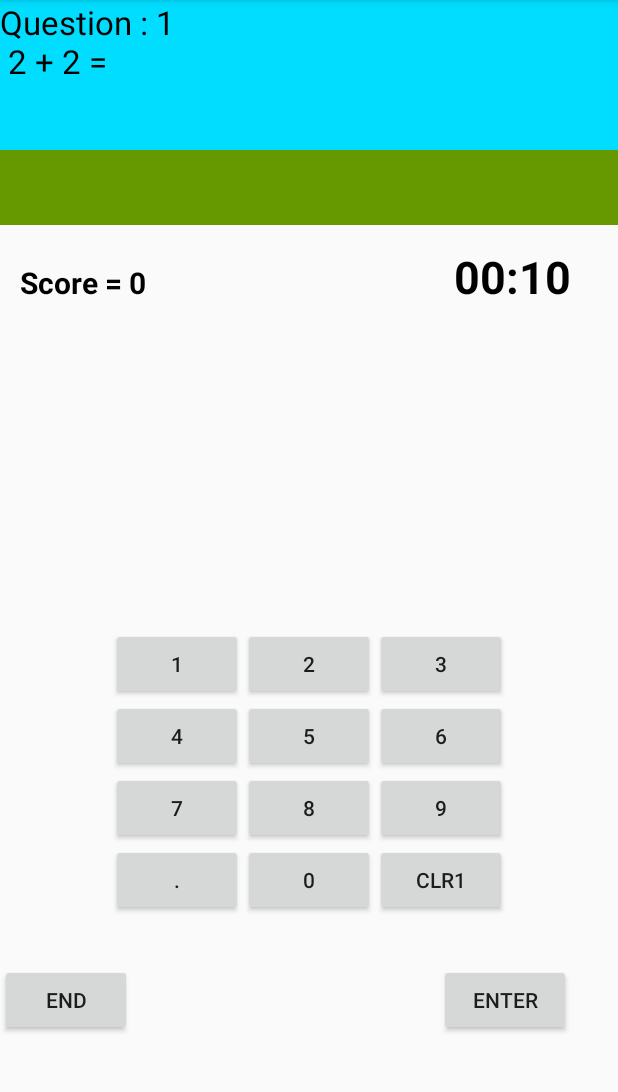
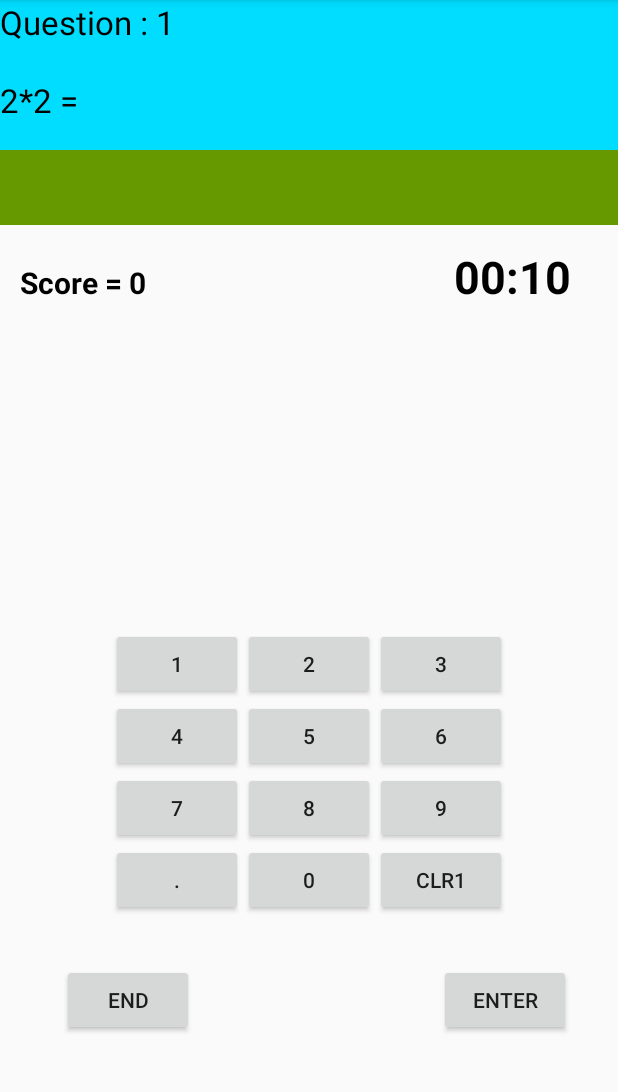
Before and after one commit to hope4/Android-Projects, an Android app: the screen it shows after launch (ThirdActivity), after a tap on "PLAY", on a phone screen of 412 x 824 dp, the part 84-1176 px from its top. Run offline under Robolectric (Android 15) with nearby library versions, the phone set to English and light mode, and no system bars.

Commit message:
Xmath version2, status: working

```diff
--- a/XMath/app/src/main/java/com/example/naveen/xmath/FirstActivity.java
+++ b/XMath/app/src/main/java/com/example/naveen/xmath/FirstActivity.java
@@ -1,28 +1,35 @@
 package com.example.naveen.xmath;
 
+import android.app.Activity;
+import android.content.Context;
 import android.content.Intent;
+import android.content.SharedPreferences;
 import android.support.v7.app.AppCompatActivity;
 import android.os.Bundle;
 import android.view.View;
 import android.widget.Button;
 import android.widget.ImageView;
+import android.widget.TextView;
 
 public class FirstActivity extends AppCompatActivity {
 
+    private TextView textViewhighscore;
     @Override
     protected void onCreate(Bundle savedInstanceState) {
         super.onCreate(savedInstanceState);
         setContentView(R.layout.activity_first);
 
+        SharedPreferences preferences = getSharedPreferences("Highscore", Context.MODE_PRIVATE);
+        SharedPreferences.Editor editor = preferences.edit();
+
+
         Button buttoinstructions = (Button) findViewById(R.id.buttoninstructions);
         buttoinstructions.setOnClickListener(new View.OnClickListener() {
             @Override
             public void onClick(View view) {
-                String name = "Easy";
                 try {
                     Intent gotoEasy = new Intent();
                     gotoEasy.setClass(FirstActivity.this, SecondActivity.class);
-                    gotoEasy.putExtra("stringname", name);
                     startActivity(gotoEasy);
                 }
                 catch (NullPointerException e){
@@ -35,16 +42,14 @@ public class FirstActivity extends AppCompatActivity {
             @Override
             public void onClick(View view) {
                 try {
-                    Intent gotoplay = new Intent();
-                    gotoplay.setClass(FirstActivity.this, ThirdActivity.class);
-                   // gotoEasy.putExtra("stringname", name);
-                    startActivity(gotoplay);
+                    startActivity(new Intent(getApplicationContext(),ThirdActivity.class));
                 }
                 catch (NullPointerException e){
 
                 }
             }
         });
+
     }
 
 
--- a/XMath/app/src/main/java/com/example/naveen/xmath/Question.java
+++ /dev/null
@@ -1,32 +0,0 @@
-package com.example.naveen.xmath;
-
-public class Question {
-    private String quesiton;
-    private int answerNr;
-
-
-    public Question(){
-
-    }
-
-    public Question(String quesiton, int answerNr) {
-        this.quesiton = quesiton;
-        this.answerNr = answerNr;
-    }
-
-    public String getQuesiton() {
-        return quesiton;
-    }
-
-    public void setQuesiton(String quesiton) {
-        this.quesiton = quesiton;
-    }
-
-    public int getAnswerNr() {
-        return answerNr;
-    }
-
-    public void setAnswerNr(int answerNr) {
-        this.answerNr = answerNr;
-    }
-}
--- /dev/null
+++ b/XMath/app/src/main/java/com/example/naveen/xmath/QuestionLibrary.java
@@ -0,0 +1,26 @@
+package com.example.naveen.xmath;
+
+public class QuestionLibrary {
+    private String mQuestions [] = {
+            "2*2 =",
+            "3*3 =",
+            "4*4 =",
+            "5*5 ="
+
+    };
+
+    private String mCorrectAnsweres[] = {"4","9","16","25"};
+
+    public int getQuestioncount(){
+    return mQuestions.length;
+    }
+
+    public String getQuestion(int a){
+    String question = mQuestions[a];
+    return question;
+    }
+    public  String getCorrectAnswer(int a){
+        String answer = mCorrectAnsweres[a];
+        return answer;
+    }
+}
--- a/XMath/app/src/main/java/com/example/naveen/xmath/ThirdActivity.java
+++ b/XMath/app/src/main/java/com/example/naveen/xmath/ThirdActivity.java
@@ -1,7 +1,10 @@
 package com.example.naveen.xmath;
 
+import android.app.Activity;
+import android.content.Intent;
 import android.support.v7.app.AppCompatActivity;
 import android.os.Bundle;
+import android.util.Log;
 import android.view.View;
 import android.widget.Button;
 import android.widget.EditText;
@@ -15,46 +18,60 @@ import java.util.List;
 
 public class ThirdActivity extends AppCompatActivity {
 
+
+   private  QuestionLibrary mQuestionLibrary = new QuestionLibrary();
    private TextView textViewscore;
    private TextView textViewquestion;
    private EditText editText;
+   private Button buttonenter;
+   private Button Buttonend;
+   private TextView textViewdisplaytimer;
+   private Button b1;
+   private Button b2;
+   private Button b3;
+   private Button b4;
+   private Button b5;
+   private Button b6;
+   private Button b7;
+   private Button b8;
+   private Button b9;
+   private Button b0;
+   private Button bdot;
+   private Button bclr;
 
-   private List<Question> questionList;
 
-   int count = 0;
-   private int score ;
-   private int questioncounter=0;
-   private int questioncounttotal;
-   private Question currentquestion;
-   private boolean answered;
+   private String answer;
+   private int score = 0;
+   private int questionnumber =0;
+
+
    @Override
     protected void onCreate(Bundle savedInstanceState) {
         super.onCreate(savedInstanceState);
         setContentView(R.layout.activity_third2);
 
-        TextView textViewquestion = (TextView) findViewById(R.id.textviewquestion);
+        textViewquestion = (TextView) findViewById(R.id.textviewquestion);
         editText = (EditText) findViewById(R.id.editTextanswer);
         textViewscore = (TextView) findViewById(R.id.textViewscore);
-        Button buttonenter = (Button) findViewById(R.id.buttonenter);
-        TextView textViewdisplaytimer = (TextView) findViewById(R.id.textViewtimerdisplay);
+        buttonenter = (Button) findViewById(R.id.buttonenter);
+        textViewdisplaytimer = (TextView) findViewById(R.id.textViewtimerdisplay);
+        Buttonend = (Button) findViewById(R.id.buttonend);
 
-        XMathDbHelper xMathDbHelper = new XMathDbHelper(this);
-        questionList = xMathDbHelper.getallquestions();
-        questioncounter = questionList.size();
-        Collections.shuffle(questionList);
+        b1 = (Button) findViewById(R.id.n1);
+        b2 = (Button) findViewById(R.id.n2);
+        b3 = (Button) findViewById(R.id.n3);
+        b4 = (Button) findViewById(R.id.n4);
+        b5 = (Button) findViewById(R.id.n5);
+        b6 = (Button) findViewById(R.id.n6);
+        b7 = (Button) findViewById(R.id.n7);
+        b8 = (Button) findViewById(R.id.n8);
+        b9 = (Button) findViewById(R.id.n9);
+        b0 = (Button) findViewById(R.id.n0);
+        bdot = (Button) findViewById(R.id.ndot);
+        bclr = (Button) findViewById(R.id.n1clr1);
 
-        Button b1 = (Button) findViewById(R.id.n1);
-        Button b2 = (Button) findViewById(R.id.n2);
-        Button b3 = (Button) findViewById(R.id.n3);
-        Button b4 = (Button) findViewById(R.id.n4);
-        Button b5 = (Button) findViewById(R.id.n5);
-        Button b6 = (Button) findViewById(R.id.n6);
-        Button b7 = (Button) findViewById(R.id.n7);
-        Button b8 = (Button) findViewById(R.id.n8);
-        Button b9 = (Button) findViewById(R.id.n9);
-        Button b0 = (Button) findViewById(R.id.n0);
-        Button bdot = (Button) findViewById(R.id.ndot);
-        Button bclr = (Button) findViewById(R.id.n1clr1);
+        editText.setText("");
+        updatequestion();
 
         b0.setOnClickListener(new View.OnClickListener() {
             @Override
@@ -125,30 +142,89 @@ public class ThirdActivity extends AppCompatActivity {
         bclr.setOnClickListener(new View.OnClickListener() {
             @Override
             public void onClick(View view) {
+                if(editText.getText().toString().matches("")){
+                    Toast.makeText(getApplicationContext(),"Nothing to clear",Toast.LENGTH_SHORT).show();
+                }
+                else {
                     editText.setText(editText.getText().delete(editText.getText().length() - 1, editText.getText().length()));
+
+                }
             }
         });
 
         // showNextQuestion();
         //    editText.setText("");
 
-            textViewquestion.setText("Question : 1 \n 2 + 2 =");
-            editText.setText("");
         buttonenter.setOnClickListener(new View.OnClickListener() {
             @Override
             public void onClick(View view) {
-                    String answer = editText.getText().toString();
-                    int anservalue = Integer.parseInt(answer);
-                    if (anservalue == 4) {
-                        Toast.makeText(getApplicationContext(), "Correct , you earned 10 points", Toast.LENGTH_SHORT).show();
-                        textViewscore.setText("Score : 10");
+               // Toast.makeText(getApplicationContext(),answer,Toast.LENGTH_SHORT).show();
+               // Toast.makeText(getApplicationContext(),editText.getText(),Toast.LENGTH_SHORT).show();
+                int n = mQuestionLibrary.getQuestioncount();
+              //  String m = String.valueOf(questionnumber);
+               // Toast.makeText(getApplicationContext(),m,Toast.LENGTH_SHORT).show();
+                if(questionnumber < n) {
+                    if (editText.getText().toString().equals(answer)) {
+                        score = score + 10;
+                        updateScore(score);
+                        editText.setText("");
+                        updatequestion();
+
+                        Toast.makeText(getApplicationContext(), "Correct", Toast.LENGTH_SHORT).show();
+
+                    } else if(editText.getText().toString().matches("")){
+                        Toast.makeText(getApplicationContext(), "Enter answer first", Toast.LENGTH_SHORT).show();
+                    }
+                    else {
+                        Toast.makeText(getApplicationContext(), "wrong", Toast.LENGTH_SHORT).show();
+                        editText.setText("");
+                        updatequestion();
+                    }
                 }
                 else{
-                        Toast.makeText(getApplicationContext(), "Incorrect", Toast.LENGTH_SHORT).show();
+                   // Intent gotoFirst = new Intent(ThirdActivity.this,FirstActivity.class);
+                   // startActivity(gotoFirst);
+                    if (editText.getText().toString().equals(answer)) {
+                        score = score + 10;
+                        updateScore(score);
+                        editText.setText("");
+                        textViewquestion.setText("");
+
+                        Toast.makeText(getApplicationContext(), "Correct", Toast.LENGTH_SHORT).show();
+
+                    } else if(editText.getText().toString().matches("")){
+                        Toast.makeText(getApplicationContext(), "Enter answer first", Toast.LENGTH_SHORT).show();
+                    }
+                    else {
+                        Toast.makeText(getApplicationContext(), "wrong", Toast.LENGTH_SHORT).show();
+                        editText.setText("");
+                        textViewquestion.setText("");
+                    }
+                    Toast.makeText(getApplicationContext(),"End of questions",Toast.LENGTH_SHORT).show();
                 }
             }
         });
+        Buttonend.setOnClickListener(new View.OnClickListener() {
+            @Override
+            public void onClick(View view) {
+                Toast.makeText(getApplicationContext(),"U have ended the game\nYour score is:"+score,Toast.LENGTH_SHORT).show();
+                Intent gotoFirst = new Intent(ThirdActivity.this,FirstActivity.class);
+                startActivity(gotoFirst);
+            }
+        });
+
 
     }
 
+    public void updatequestion(){
+        int questionnum = questionnumber + 1;
+        textViewquestion.setText("Question : "+ questionnum + "\n\n" + mQuestionLibrary.getQuestion(questionnumber));
+        answer = mQuestionLibrary.getCorrectAnswer(questionnumber);
+        questionnumber++;
     }
+
+    public void updateScore(int point){
+       textViewscore.setText("Score :"+ point);
+    }
+
+}
--- a/XMath/app/src/main/java/com/example/naveen/xmath/XMathDbHelper.java
+++ /dev/null
@@ -1,79 +0,0 @@
-package com.example.naveen.xmath;
-
-import android.content.ContentValues;
-import android.content.Context;
-import android.database.Cursor;
-import android.database.sqlite.SQLiteDatabase;
-import android.database.sqlite.SQLiteOpenHelper;
-import com.example.naveen.xmath.Xmathcontract.*;
-
-import java.util.ArrayList;
-import java.util.List;
-
-public class XMathDbHelper extends SQLiteOpenHelper {
-
-    private static final String DATABASE_NAME = "MyXmath.db";
-    private static final int DATABASE_VERSION = 1;
-
-    private SQLiteDatabase db;
-
-
-    public XMathDbHelper(Context context) {
-        super(context, DATABASE_NAME, null, DATABASE_VERSION);
-    }
-
-    @Override
-    public void onCreate(SQLiteDatabase db) {
-        this.db = db;
-        final String SQL_CREATE_QUESTIONS_TABLE = "CREATE TABLE " +
-                    Questionstable.TABLE_NAME + " ( " +
-                    Questionstable._ID + " INTEGER PRIMARY KEY AUTOINCREMENT, " +
-                    Questionstable.COLUMN_QUESITON + " TEXT, " +
-                    Questionstable.ANSWER_NR + " INTEGER" + ")";
-        db.execSQL(SQL_CREATE_QUESTIONS_TABLE);
-        fillQuestionstable();
-    }
-
-
-    @Override
-    public void onUpgrade(SQLiteDatabase sqLiteDatabase, int i, int i1) {
-        db.execSQL("DROP TABLE IF EXISTS " + Questionstable.TABLE_NAME);
-        onCreate(db);
-    }
-
-    private void fillQuestionstable(){
-        Question q1 = new Question("2 + 2",4);
-        addQuestion(q1);
-        Question q2 = new Question("3 * 2",6);
-        addQuestion(q2);
-        Question q3 = new Question("12 ^ 2",144);
-        addQuestion(q3);
-        Question q4 = new Question("25 * 8",200);
-        addQuestion(q4);
-        Question q5 = new Question("2056 / 4",514);
-        addQuestion(q5);
-    }
-
-    private void addQuestion(Question question){
-        ContentValues cv = new ContentValues();
-        cv.put(Questionstable.COLUMN_QUESITON,question.getQuesiton());
-        cv.put(Questionstable.ANSWER_NR,question.getAnswerNr());
-        db.insert(Questionstable.TABLE_NAME,null,cv);
-    }
-
-    public List<Question> getallquestions(){
-        List<Question> questionList = new ArrayList<>();
-        db = getReadableDatabase();
-        Cursor c = db.rawQuery("SELECT * FROM "+ Questionstable.TABLE_NAME,null);
-        if(c.moveToFirst()){
-            do{
-                Question question = new Question();
-                question.setQuesiton(c.getString(c.getColumnIndex(Questionstable.COLUMN_QUESITON)));
-                question.setAnswerNr(c.getInt(c.getColumnIndex(Questionstable.ANSWER_NR)));
-                questionList.add(question);
-            }while (c.moveToNext());
-        }
-        c.close();
-        return questionList;
-    }
-}
--- a/XMath/app/src/main/java/com/example/naveen/xmath/Xmathcontract.java
+++ /dev/null
@@ -1,16 +0,0 @@
-package com.example.naveen.xmath;
-
-import android.provider.BaseColumns;
-
-public final class Xmathcontract {
-
-    private Xmathcontract(){
-
-    }
-    public static class Questionstable implements BaseColumns{
-
-        public static final String TABLE_NAME = "X_Math_questions";
-        public static final String COLUMN_QUESITON = "question";
-        public static final String ANSWER_NR ="answer_number";
-     }
-}
--- a/XMath/app/src/main/res/layout/activity_third2.xml
+++ b/XMath/app/src/main/res/layout/activity_third2.xml
@@ -130,8 +130,9 @@
         android:id="@+id/buttonend"
         android:layout_width="wrap_content"
         android:layout_height="wrap_content"
-        android:layout_alignStart="@+id/textView3"
+        android:layout_alignParentStart="true"
         android:layout_alignTop="@+id/buttonenter"
+        android:layout_marginStart="41dp"
         android:text="END" />
 
 </android.widget.RelativeLayout>
```
Lines whose indentation alone changed are shown as unchanged.
